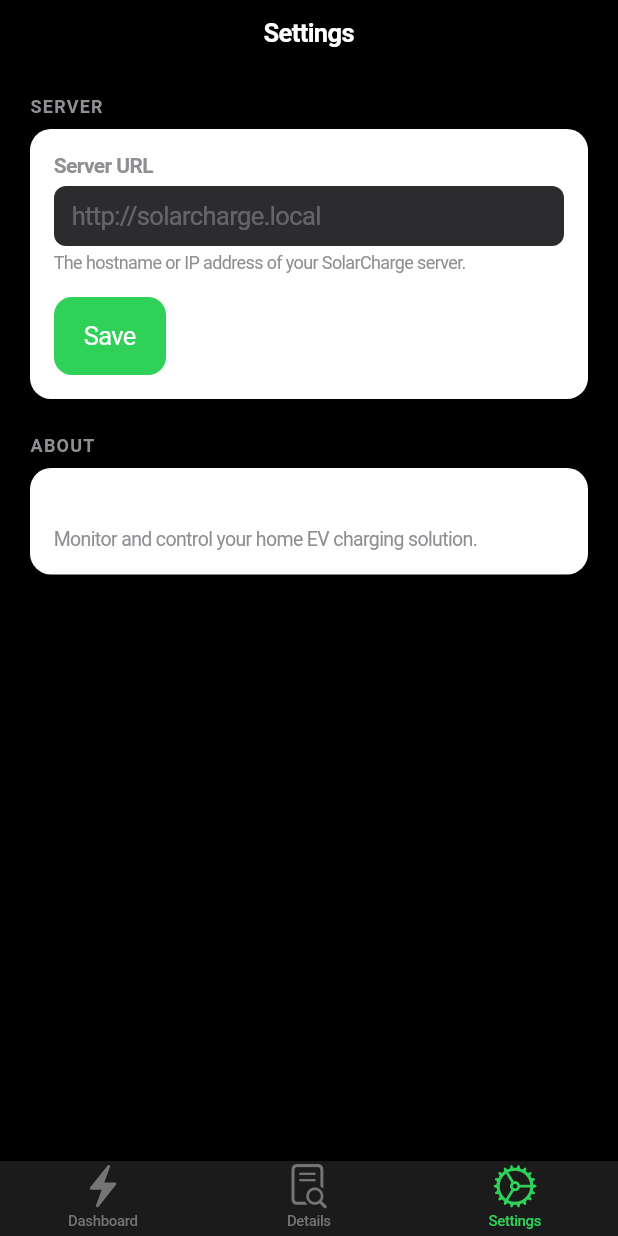
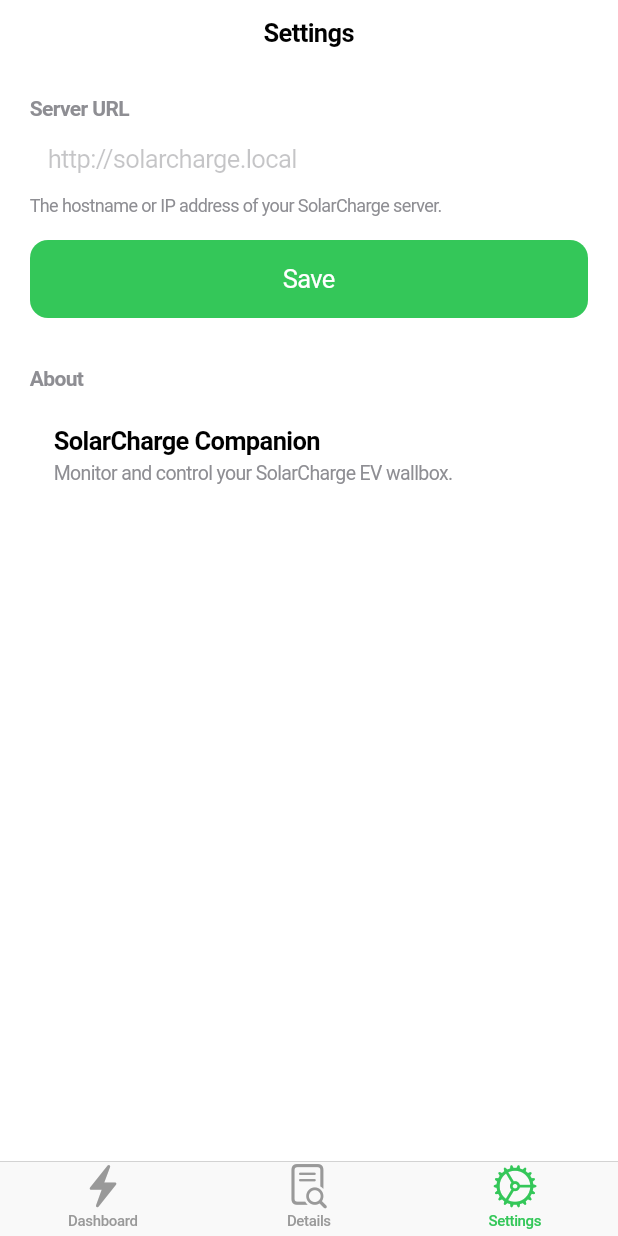
Before and after one commit to sirLP/solarcharge, a Flutter app: the screen it shows after launch, swiped to page 3, on a phone screen of 412 x 824 dp. Run offline on Flutter 3.47's test engine with Material 3 defaults, Android fonts, the phone set to English and light mode, and no system bars; our stand-ins replace flutter_riverpod, shared_preferences; network calls fail.

Commit message:
Revert "companion_app: dark mode theme and consistent card layout"
This reverts commit 5037517d094b84e259334ab87433976aa5af8bf1.

```diff
--- a/companion_app/lib/app.dart
+++ b/companion_app/lib/app.dart
@@ -13,7 +13,7 @@
       title: 'SolarCharge',
       theme: CupertinoThemeData(
         primaryColor: CupertinoColors.systemGreen,
-        brightness: Brightness.dark,
+        brightness: Brightness.light,
       ),
       home: _AppTabs(),
     );
--- a/companion_app/lib/screens/settings_screen.dart
+++ b/companion_app/lib/screens/settings_screen.dart
@@ -48,9 +48,6 @@
         child: ListView(
           padding: const EdgeInsets.all(20),
           children: [
-            const _SectionLabel('Server'),
-            _Card(
-              children: [
             const Text(
               'Server URL',
               style: TextStyle(
@@ -68,7 +65,7 @@
               padding:
                   const EdgeInsets.symmetric(horizontal: 12, vertical: 10),
               decoration: BoxDecoration(
-                    color: CupertinoColors.tertiarySystemGroupedBackground,
+                color: CupertinoColors.secondarySystemGroupedBackground,
                 borderRadius: BorderRadius.circular(8),
               ),
             ),
@@ -85,9 +82,7 @@
               onPressed: _save,
               child: Text(_saved ? '✓ Saved' : 'Save'),
             ),
-              ],
-            ),
-            const SizedBox(height: 24),
+            const SizedBox(height: 32),
             const _AboutSection(),
           ],
         ),
@@ -104,16 +99,31 @@
     return Column(
       crossAxisAlignment: CrossAxisAlignment.start,
       children: [
-        const _SectionLabel('About'),
-        _Card(
+        const Text(
+          'About',
+          style: TextStyle(
+            fontWeight: FontWeight.w600,
+            fontSize: 14,
+            color: CupertinoColors.systemGrey,
+          ),
+        ),
+        const SizedBox(height: 8),
+        Container(
+          decoration: BoxDecoration(
+            color: CupertinoColors.secondarySystemGroupedBackground,
+            borderRadius: BorderRadius.circular(12),
+          ),
+          padding: const EdgeInsets.all(16),
+          child: const Column(
+            crossAxisAlignment: CrossAxisAlignment.start,
             children: [
-            const Text(
+              Text(
                 'SolarCharge Companion',
                 style: TextStyle(fontWeight: FontWeight.w600),
               ),
-            const SizedBox(height: 4),
-            const Text(
-              'Monitor and control your home EV charging solution.',
+              SizedBox(height: 4),
+              Text(
+                'Monitor and control your SolarCharge EV wallbox.',
                 style: TextStyle(
                   color: CupertinoColors.systemGrey,
                   fontSize: 13,
@@ -121,49 +131,8 @@
               ),
             ],
           ),
+        ),
       ],
     );
   }
 }
-
-class _SectionLabel extends StatelessWidget {
-  const _SectionLabel(this.text);
-  final String text;
-
-  @override
-  Widget build(BuildContext context) {
-    return Padding(
-      padding: const EdgeInsets.only(bottom: 8),
-      child: Text(
-        text.toUpperCase(),
-        style: const TextStyle(
-          fontWeight: FontWeight.w600,
-          fontSize: 12,
-          color: CupertinoColors.systemGrey,
-          letterSpacing: 0.8,
-        ),
-      ),
-    );
-  }
-}
-
-class _Card extends StatelessWidget {
-  const _Card({required this.children});
-  final List<Widget> children;
-
-  @override
-  Widget build(BuildContext context) {
-    return Container(
-      width: double.infinity,
-      decoration: BoxDecoration(
-        color: CupertinoColors.secondarySystemGroupedBackground,
-        borderRadius: BorderRadius.circular(14),
-      ),
-      padding: const EdgeInsets.all(16),
-      child: Column(
-        crossAxisAlignment: CrossAxisAlignment.start,
-        children: children,
-      ),
-    );
-  }
-}
```
Lines whose indentation alone changed are shown as unchanged.
